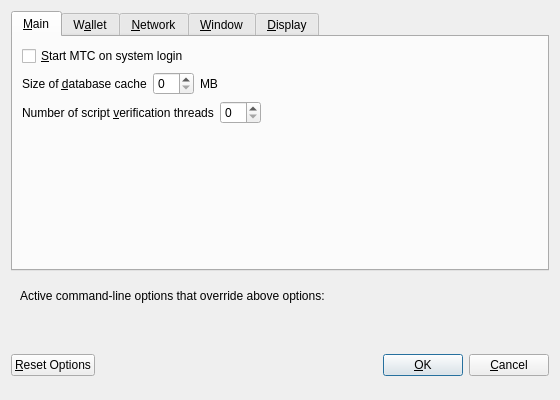
Above: src/qt/forms/optionsdialog.ui from eastwestkey/EWK before the change. Below: the same form after it.
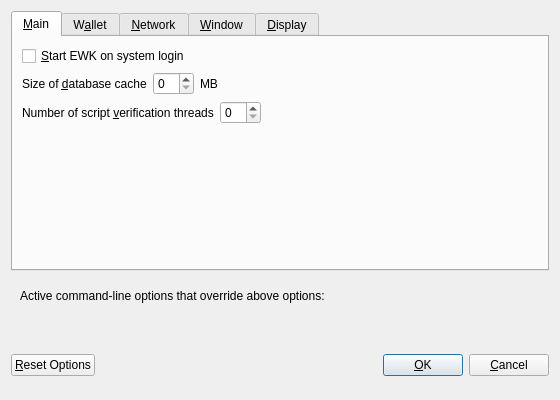
That is the form after the change. Custom widgets are drawn as their Qt base class.

```diff
--- a/src/qt/forms/optionsdialog.ui
+++ b/src/qt/forms/optionsdialog.ui
@@ -33,7 +33,7 @@
           <string>Automatically start MTC after logging in to the system.</string>
          </property>
          <property name="text">
-          <string>&amp;Start MTC on system login</string>
+          <string>&amp;Start EWK on system login</string>
          </property>
         </widget>
        </item>
```
Left out of the diff: 8 changed lines with no effect on the pictures.
